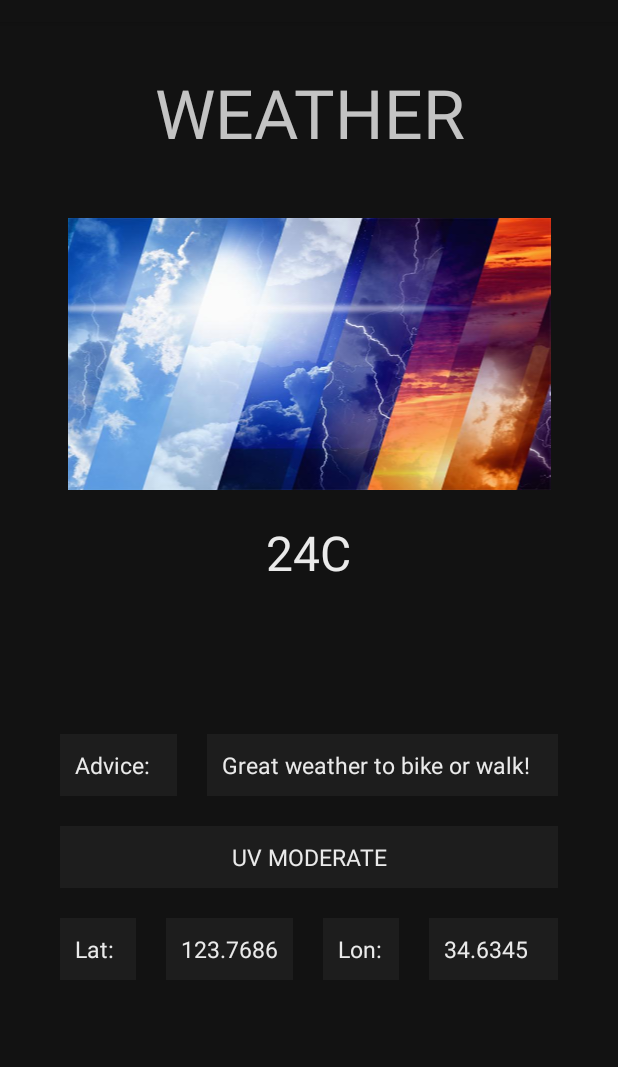
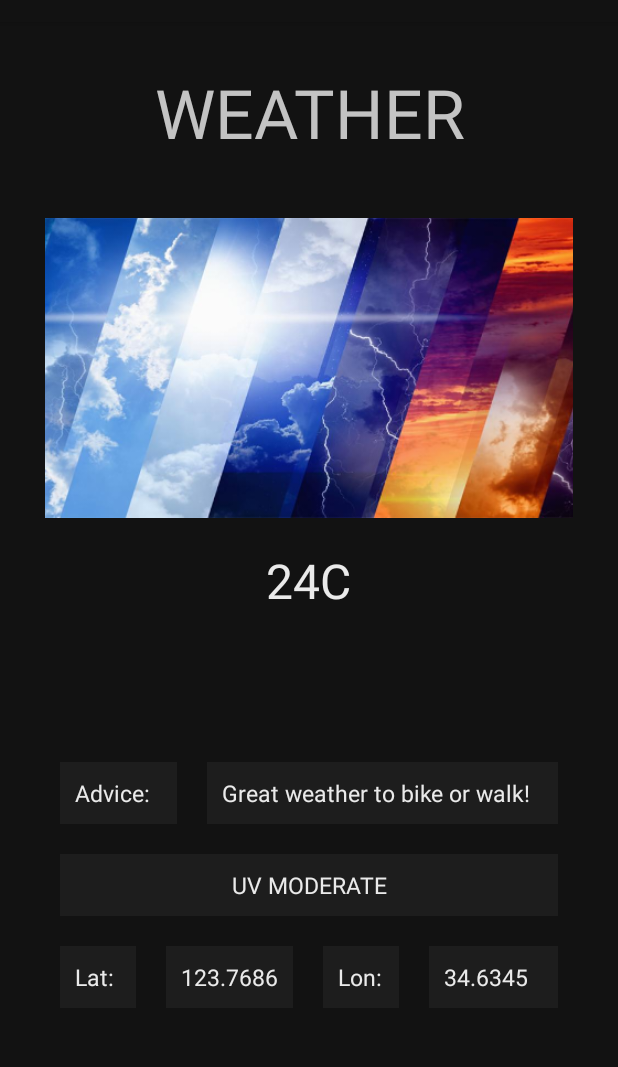
Before and after one commit to EvanGreener/Sustainability-Android-App, an Android app: the WeatherActivity screen opened directly, with no data from a screen before it, on a phone screen of 412 x 824 dp, the part 62-1129 px from its top. Run offline under Robolectric (Android 15) with nearby library versions, the phone set to English and light mode, and no system bars.

Commit message:
Fixed all little conflicts for merges

```diff
--- a/Sustain_CedricSebEvanJean/app/src/main/java/com/sustaincsej/sustain_cedricsebevanjean/activities/WeatherActivity.kt
+++ b/Sustain_CedricSebEvanJean/app/src/main/java/com/sustaincsej/sustain_cedricsebevanjean/activities/WeatherActivity.kt
@@ -123,6 +123,7 @@ class WeatherActivity : AppCompatActivity() {
             "Rain" -> R.drawable.rain
             "Snow" -> R.drawable.snow
             "Storm" -> R.drawable.storm
+            "Clouds" -> R.drawable.clouds
             else -> R.drawable.weather
         })
         findViewById<TextView>(R.id.weather_description).text = weather.weather[0].description
--- a/Sustain_CedricSebEvanJean/app/src/main/res/layout-land/activity_weather.xml
+++ b/Sustain_CedricSebEvanJean/app/src/main/res/layout-land/activity_weather.xml
@@ -31,10 +31,16 @@
 
             <ImageView
                 android:id="@+id/weather_image"
-                android:layout_width="wrap_content"
-                android:layout_height="wrap_content"
+                android:layout_width="350dp"
+                android:layout_height="200dp"
                 android:padding="@dimen/componentPadding"
+                android:scaleType="centerCrop"
                 app:srcCompat="@drawable/weather" />
+
+            <LinearLayout
+                android:layout_width="match_parent"
+                android:layout_height="match_parent"
+                android:orientation="horizontal">
 
                 <TextView
                     android:id="@+id/weather_temp"
@@ -47,6 +53,14 @@
                     android:textAlignment="center"
                     android:textColor="@color/onSurface"
                     android:textSize="@dimen/headerSize" />
+
+                <TextView
+                    android:id="@+id/weather_description"
+                    android:layout_width="match_parent"
+                    android:layout_height="wrap_content"
+                    android:textColor="@color/onBackground"
+                    android:textStyle="italic" />
+            </LinearLayout>
 
         </LinearLayout>
 
@@ -145,14 +159,6 @@
 
             </LinearLayout>
 
-            <TextView
-                android:id="@+id/weather_description"
-                android:layout_width="match_parent"
-                android:layout_height="0dp"
-                android:layout_weight="0.3"
-                android:textAlignment="center"
-                android:textColor="@color/onBackground"
-                android:textStyle="italic" />
         </LinearLayout>
 
     </LinearLayout>
--- a/Sustain_CedricSebEvanJean/app/src/main/res/layout/activity_trip_log.xml
+++ b/Sustain_CedricSebEvanJean/app/src/main/res/layout/activity_trip_log.xml
@@ -30,7 +30,7 @@
         android:layout_width="match_parent"
         android:layout_height="0dp"
         android:layout_weight=".1"
-        android:gravity="right|center_vertical"
+        android:gravity="center_vertical|end"
         android:orientation="vertical">
 
         <com.google.android.material.floatingactionbutton.FloatingActionButton
--- a/Sustain_CedricSebEvanJean/app/src/main/res/layout/activity_weather.xml
+++ b/Sustain_CedricSebEvanJean/app/src/main/res/layout/activity_weather.xml
@@ -22,7 +22,8 @@
     <ImageView
         android:id="@+id/weather_image"
         android:layout_width="match_parent"
-        android:layout_height="wrap_content"
+        android:layout_height="200dp"
+        android:scaleType="centerCrop"
         app:srcCompat="@drawable/weather" />
 
     <TextView
```
Also changed, not shown: Sustain_CedricSebEvanJean/app/src/main/res/drawable-mdpi/clouds.jpg (added), Sustain_CedricSebEvanJean/app/src/main/res/drawable-xxhdpi/clouds.jpg (added). Lines whose indentation alone changed are shown as unchanged.
